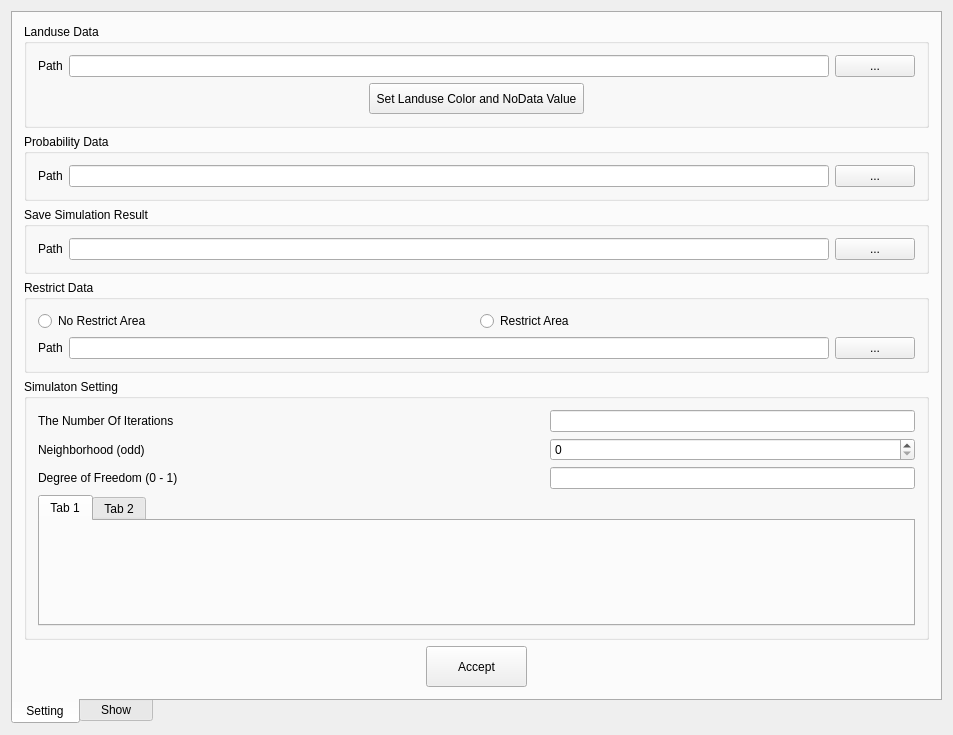
This is dynasimulation.ui in XunGST/flusver1.0 as Qt 5 draws it before an edit. The edited form follows.
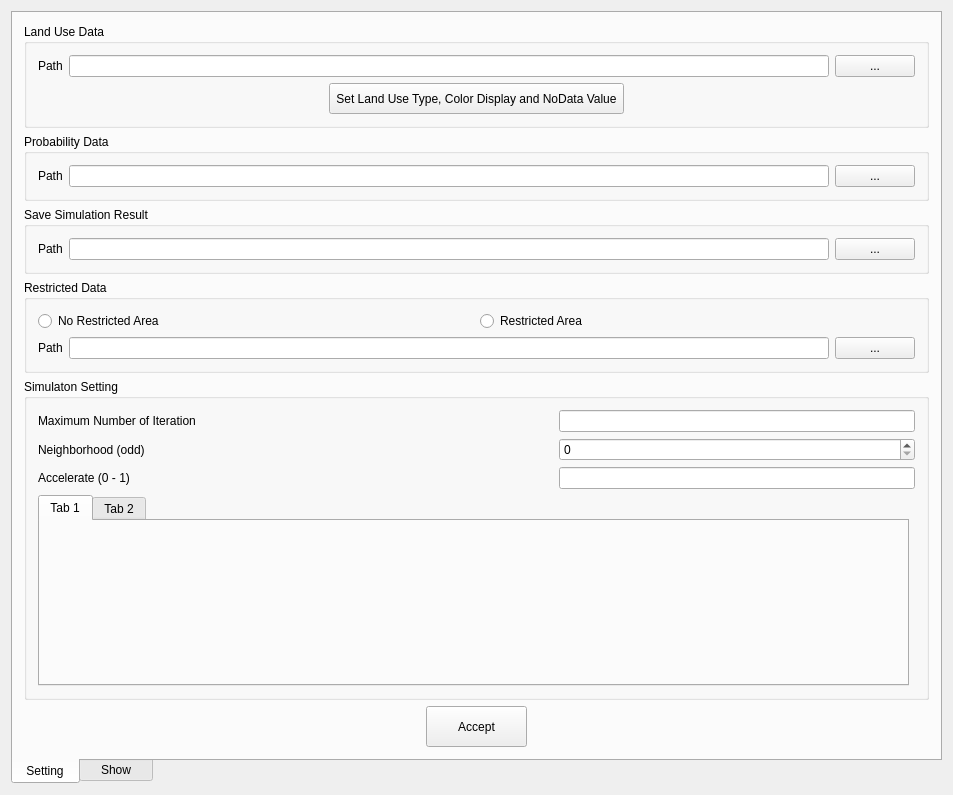
This is the edited form. Custom widgets are drawn as their Qt base class.

```diff
--- a/dynasimulation.ui
+++ b/dynasimulation.ui
@@ -7,7 +7,7 @@
     <x>0</x>
     <y>0</y>
     <width>953</width>
-    <height>735</height>
+    <height>795</height>
    </rect>
   </property>
   <property name="windowTitle">
@@ -41,7 +41,7 @@
          <item>
           <widget class="QGroupBox" name="landusegroupBox">
            <property name="title">
-            <string>Landuse Data</string>
+            <string>Land Use Data</string>
            </property>
            <layout class="QHBoxLayout" name="horizontalLayout_4">
             <item>
@@ -91,7 +91,7 @@
                    </size>
                   </property>
                   <property name="text">
-                   <string> Set Landuse Color and NoData Value </string>
+                   <string> Set Land Use Type, Color Display and NoData Value </string>
                   </property>
                  </widget>
                 </item>
@@ -180,7 +180,7 @@
        <item>
         <widget class="QGroupBox" name="restrictgroupBox">
          <property name="title">
-          <string>Restrict Data</string>
+          <string>Restricted Data</string>
          </property>
          <layout class="QVBoxLayout" name="verticalLayout_2">
           <item>
@@ -188,14 +188,14 @@
             <item>
              <widget class="QRadioButton" name="norstradioButton">
               <property name="text">
-               <string>No Restrict Area</string>
+               <string>No Restricted Area</string>
               </property>
              </widget>
             </item>
             <item>
              <widget class="QRadioButton" name="rstradioButton">
               <property name="text">
-               <string>Restrict Area</string>
+               <string>Restricted Area</string>
               </property>
              </widget>
             </item>
@@ -238,7 +238,7 @@
               <item>
                <widget class="QLabel" name="looplabel">
                 <property name="text">
-                 <string>The Number Of Iterations</string>
+                 <string>Maximum Number of Iteration</string>
                 </property>
                </widget>
               </item>
@@ -252,7 +252,7 @@
               <item>
                <widget class="QLabel" name="deglabel">
                 <property name="text">
-                 <string>Degree of Freedom (0 - 1)</string>
+                 <string>Accelerate (0 - 1)</string>
                 </property>
                </widget>
               </item>
@@ -287,6 +287,8 @@
            </layout>
           </item>
           <item>
+           <layout class="QHBoxLayout" name="horizontalLayout_9">
+            <item>
            <widget class="QTabWidget" name="tabWidget">
             <property name="autoFillBackground">
              <bool>false</bool>
@@ -313,6 +315,15 @@
              <layout class="QVBoxLayout" name="verticalLayout_15"/>
             </widget>
            </widget>
+            </item>
+            <item>
+             <widget class="QSplitter" name="splitter">
+              <property name="orientation">
+               <enum>Qt::Vertical</enum>
+              </property>
+             </widget>
+            </item>
+           </layout>
           </item>
          </layout>
         </widget>
```
Left out of the diff: 2 changed lines with no effect on the pictures. Lines whose indentation alone changed are shown as unchanged.
